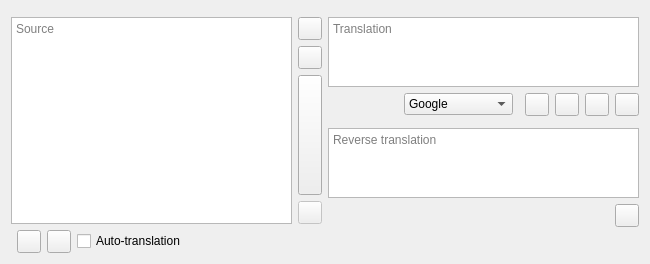
Above: src/mainwindow.ui from directentis1/crow-translate before the change. Below: the same form after it.
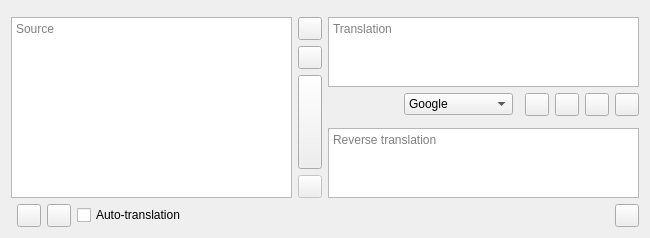
That is the form after the change. Icons and pictures are not drawn. Custom widgets are drawn as their Qt base class.

Commit message: Fix reverse translation rev5

Patch:
```diff
--- a/src/mainwindow.ui
+++ b/src/mainwindow.ui
@@ -395,40 +395,6 @@
         </layout>
        </widget>
       </item>
-      <item>
-       <widget class="QWidget" name="reverseBottomControlsWidget" native="true">
-        <property name="visible">
-         <bool>false</bool>
-        </property>
-        <layout class="QHBoxLayout" name="reverseBottomControlsLayout">
-         <property name="leftMargin">
-          <number>0</number>
-         </property>
-         <property name="topMargin">
-          <number>0</number>
-         </property>
-         <property name="rightMargin">
-          <number>0</number>
-         </property>
-         <property name="bottomMargin">
-          <number>0</number>
-         </property>
-         <item>
-          <spacer name="reverseBottomControlsSpacer">
-           <property name="orientation">
-            <enum>Qt::Horizontal</enum>
-           </property>
-           <property name="sizeHint" stdset="0">
-            <size>
-             <width>40</width>
-             <height>20</height>
-            </size>
-           </property>
-          </spacer>
-         </item>
-        </layout>
-       </widget>
-      </item>
      </layout>
     </item>
    </layout>
```
Left out of the diff: 9 changed lines with no effect on the pictures. The commit also changes 1 other file.
